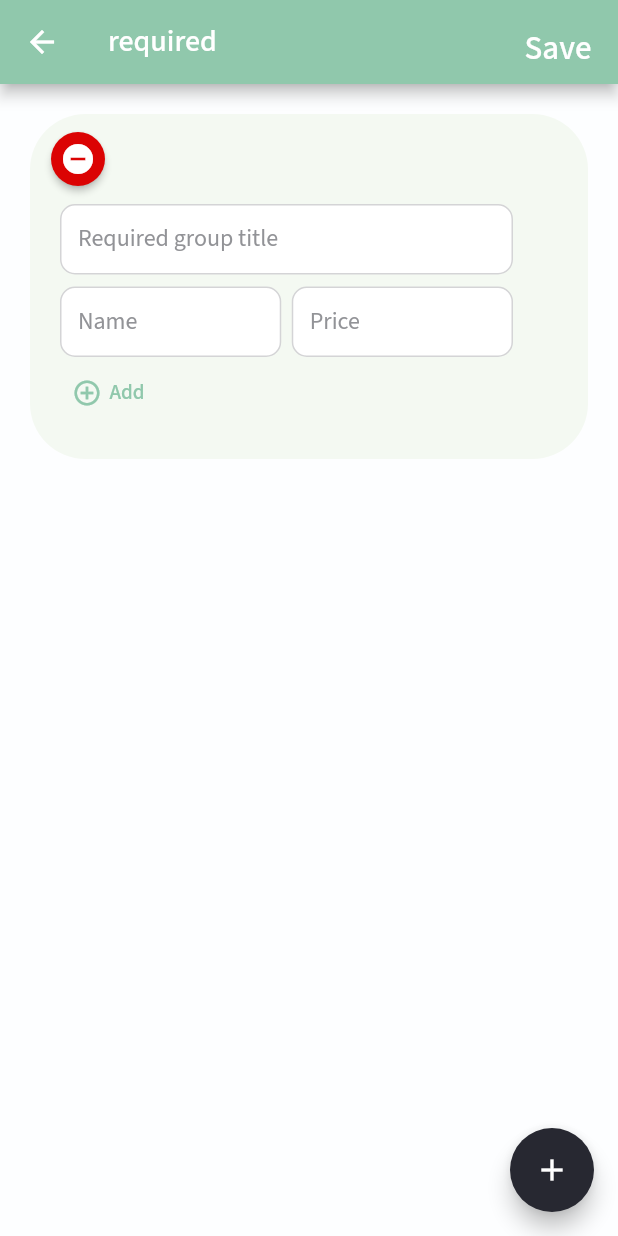
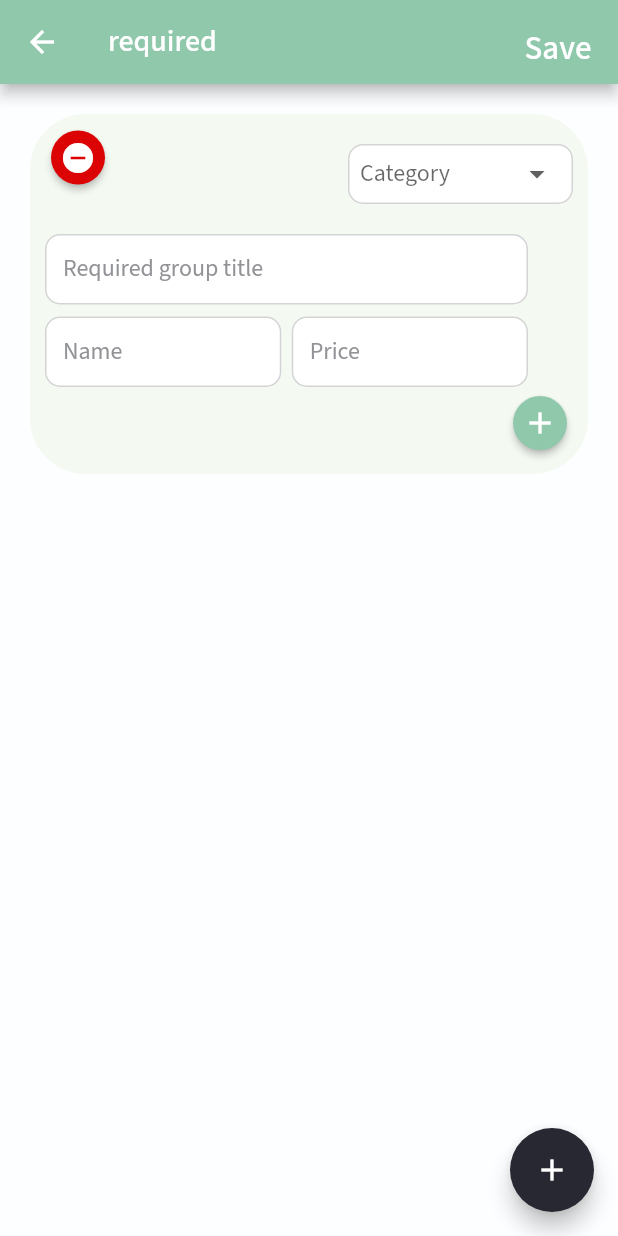
Before and after one commit to kawad852/bright_life_providers, a Flutter app: the RequiredGroupsScreen screen opened directly, after a tap on the "add" icon, on a phone screen of 412 x 824 dp. Run offline on Flutter 3.47's test engine with Material 2 defaults, Android fonts, the phone set to English and light mode, and no system bars; our stand-ins replace cached_network_image, cloud_firestore, dropdown_button2, firebase_core, firebase_ui_firestore, flutter_rating_bar and 8 more; missing offline and left inert: flutter_overlay_loader, flutterfire_ui; accounts and stored records are empty.

Commit message:
create product fix 4

```diff
--- a/lib/controllers/required_groups_ctrl.dart
+++ b/lib/controllers/required_groups_ctrl.dart
@@ -1,20 +1,19 @@
 import 'package:bright_life_providers/models/items_model.dart';
-import 'package:bright_life_providers/ui/screens/add_product/widgets/product_bubble.dart';
+import 'package:bright_life_providers/ui/screens/add_product/widgets/required_product_bubble.dart';
 import 'package:flutter/material.dart';
 import 'package:get/get.dart';
 
 class RequiredGroupsCtrl extends GetxController {
   static RequiredGroupsCtrl get find => Get.find();
 
-  final bubbleKeys = <GlobalKey<ProductBubbleState>>[];
-  final titleControllers = <TextEditingController>[];
+  final bubbleKeys = <GlobalKey<RequiredProductBubbleState>>[];
 
   final groups = <ItemsModel>[].obs;
   List<int> indexes = [];
+  List<int> numbers = [];
 
   void addGroup() {
     bubbleKeys.add(GlobalKey());
-    titleControllers.add(TextEditingController());
     groups.add(
       ItemsModel(
         name: null,
@@ -27,7 +26,6 @@ class RequiredGroupsCtrl extends GetxController {
 
   void removeGroup(int index) {
     bubbleKeys.removeAt(index);
-    titleControllers.removeAt(index);
     groups.removeAt(index);
     update();
   }
@@ -35,7 +33,6 @@ class RequiredGroupsCtrl extends GetxController {
   void removeNonValidGroup() {
     for (var index in indexes) {
       bubbleKeys.removeAt(index);
-      titleControllers.removeAt(index);
       groups.removeAt(index);
     }
     // groups.removeWhere((element) => element.name == null || element.items!.any((element) => element.name == null || element.price == null));
@@ -59,14 +56,23 @@ class RequiredGroupsCtrl extends GetxController {
 
   void validate({
     required Function validAction,
-    required Function nonValidAction,
+    required Function? nonValidAction,
   }) {
     indexes = [];
     bool isValid = true;
+    bool boxValidation = true;
     for (var element in bubbleKeys) {
       final index = bubbleKeys.indexOf(element);
       var bubbleValidation = element.currentState!.formKey.currentState!.validate();
-      var boxValidation = element.currentState!.boxStateKeys.currentState!.formKey.currentState!.validate();
+      for (var data in element.currentState!.requiredBoxState) {
+        final number = element.currentState!.requiredBoxState.indexOf(data);
+        var valid = data.currentState!.formKey.currentState!.validate();
+        if (!valid) {
+          boxValidation = false;
+          numbers.add(number);
+        }
+      }
+      // var boxValidation = element.currentState!.requiredBoxState.currentState!.formKey.currentState!.validate();
       if (!bubbleValidation || !boxValidation) {
         isValid = false;
         indexes.add(index);
@@ -75,6 +81,7 @@ class RequiredGroupsCtrl extends GetxController {
     if (isValid) {
       validAction();
     } else {
+      if (nonValidAction == null) return;
       nonValidAction();
     }
   }
--- a/lib/translation/arabic.dart
+++ b/lib/translation/arabic.dart
@@ -86,4 +86,5 @@ const Map<String, String> ar = {
   "Add required group items": "أضف أصناف مجموعة مطلوبة",
   "Changes saved": "تم حفظ التغييرات",
   "Save": "حفظ",
+  "Add": "إضافة",
 };
--- a/lib/translation/english.dart
+++ b/lib/translation/english.dart
@@ -87,4 +87,5 @@ const Map<String, String> en = {
   "Add required group items": "Add required group items",
   "Changes saved": "Changes saved",
   "Save": "Save",
+  "Add": "Add",
 };
--- a/lib/ui/screens/add_product/create_product_screen.dart
+++ b/lib/ui/screens/add_product/create_product_screen.dart
@@ -1,5 +1,5 @@
 import 'package:bright_life_providers/controllers/create_product_ctrl.dart';
-import 'package:bright_life_providers/ui/screens/add_product/groups_screen.dart';
+import 'package:bright_life_providers/ui/screens/add_product/required_groups_screen.dart';
 import 'package:bright_life_providers/ui/screens/add_product/widgets/category_drop_down.dart';
 import 'package:bright_life_providers/ui/screens/add_product/widgets/titled_field.dart';
 import 'package:bright_life_providers/ui/widgets/base_app_bar.dart';
--- a/lib/ui/screens/add_product/groups_screen.dart
+++ b/lib/ui/screens/add_product/required_groups_screen.dart
@@ -1,5 +1,5 @@
 import 'package:bright_life_providers/controllers/required_groups_ctrl.dart';
-import 'package:bright_life_providers/ui/screens/add_product/widgets/product_bubble.dart';
+import 'package:bright_life_providers/ui/screens/add_product/widgets/required_product_bubble.dart';
 import 'package:bright_life_providers/utils/base/colors.dart';
 import 'package:flutter/material.dart';
 import 'package:fluttertoast/fluttertoast.dart';
@@ -105,7 +105,7 @@ class _RequiredGroupsScreenState extends State<RequiredGroupsScreen> {
               itemCount: controller.groups.length,
               itemBuilder: (context, index) {
                 final data = controller.groups[index];
-                return ProductBubble(
+                return RequiredProductBubble(
                   key: controller.bubbleKeys[index],
                   index: index,
                   title: data.name,
--- a/lib/ui/screens/add_product/widgets/product_bubble.dart
+++ /dev/null
@@ -1,140 +0,0 @@
-import 'package:bright_life_providers/controllers/required_groups_ctrl.dart';
-import 'package:bright_life_providers/ui/screens/add_product/widgets/required_box.dart';
-import 'package:bright_life_providers/ui/widgets/custom_text_field.dart';
-import 'package:bright_life_providers/utils/app_constants.dart';
-import 'package:bright_life_providers/utils/base/colors.dart';
-import 'package:flutter/material.dart';
-import 'package:get/get.dart';
-
-class ProductBubble extends StatefulWidget {
-  final int index, length;
-  final String? title;
-
-  const ProductBubble({
-    Key? key,
-    required this.index,
-    required this.title,
-    required this.length,
-  }) : super(key: key);
-
-  @override
-  State<ProductBubble> createState() => ProductBubbleState();
-}
-
-class ProductBubbleState extends State<ProductBubble> {
-  late TextEditingController titleCtrl;
-  final GlobalKey<FormState> formKey = GlobalKey<FormState>();
-  GlobalKey<RequiredBoxState> boxStateKeys = GlobalKey();
-
-  String? validator(value) {
-    if (value!.isEmpty) {
-      return AppConstants.requiredField;
-    }
-    return null;
-  }
-
-  @override
-  void initState() {
-    titleCtrl = TextEditingController(text: widget.title);
-    super.initState();
-  }
-
-  @override
-  void dispose() {
-    titleCtrl.dispose();
-    super.dispose();
-  }
-
-  @override
-  Widget build(BuildContext context) {
-    return GetBuilder<RequiredGroupsCtrl>(
-      builder: (controller) {
-        return Form(
-          key: formKey,
-          child: Stack(
-            clipBehavior: Clip.none,
-            children: [
-              Container(
-                margin: const EdgeInsets.only(bottom: 20.0),
-                padding: const EdgeInsets.fromLTRB(20, 60, 20, 20),
-                decoration: BoxDecoration(
-                  color: MyColors.green9F2,
-                  borderRadius: BorderRadius.circular(37),
-                ),
-                child: Column(
-                  crossAxisAlignment: CrossAxisAlignment.start,
-                  children: [
-                    CustomTextField(
-                      controller: titleCtrl,
-                      padding: const EdgeInsetsDirectional.only(end: 30, start: 0),
-                      filled: true,
-                      hintText: 'Required group title',
-                      hintStyle: const TextStyle(color: MyColors.grey397, fontSize: 16),
-                      onChanged: (value) {
-                        controller.addTitle(value, widget.index);
-                      },
-                      validator: validator,
-                    ),
-                    const SizedBox(height: 8.0),
-                    ListView.separated(
-                      physics: const NeverScrollableScrollPhysics(),
-                      separatorBuilder: (context, number) => const SizedBox(height: 6.0),
-                      shrinkWrap: true,
-                      itemCount: controller.groups[widget.index].items!.length,
-                      itemBuilder: (context, number) {
-                        final data = controller.groups[widget.index].items![number];
-                        return RequiredBox(
-                          key: boxStateKeys,
-                          length: controller.groups[widget.index].items!.length,
-                          index: widget.index,
-                          number: number,
-                          title: data.name,
-                          price: data.price,
-                        );
-                      },
-                    ),
-                    Align(
-                      alignment: Alignment.centerLeft,
-                      child: TextButton(
-                        onPressed: () {
-                          // if (controller.boxStateKeys.any((element) => !element.currentState!.formKey.currentState!.validate())) return;
-                          // controller.addItem(widget.index);
-                        },
-                        child: Row(
-                          mainAxisSize: MainAxisSize.min,
-                          children: const [
-                            Icon(
-                              Icons.add_circle_outline,
-                              color: MyColors.primary,
-                              size: 20,
-                            ),
-                            SizedBox(width: 5),
-                            Text("Add"),
-                          ],
-                        ),
-                      ),
-                    ),
-                  ],
-                ),
-              ),
-              PositionedDirectional(
-                top: 6,
-                start: 0,
-                child: ElevatedButton(
-                  onPressed: () {
-                    controller.removeGroup(widget.index);
-                  },
-                  style: ElevatedButton.styleFrom(
-                    shape: const CircleBorder(),
-                    backgroundColor: MyColors.red303,
-                  ),
-                  child: const Icon(Icons.remove_circle),
-                ),
-              ),
-            ],
-          ),
-        );
-      },
-    );
-  }
-}
--- a/lib/ui/screens/add_product/widgets/required_box.dart
+++ b/lib/ui/screens/add_product/widgets/required_box.dart
@@ -9,6 +9,7 @@ class RequiredBox extends StatefulWidget {
   final int number, length, index;
   final String? title;
   final double? price;
+  final GlobalKey<RequiredBoxState> myKey;
 
   const RequiredBox({
     Key? key,
@@ -17,6 +18,7 @@ class RequiredBox extends StatefulWidget {
     required this.index,
     required this.title,
     required this.price,
+    required this.myKey,
   }) : super(key: key);
 
   @override
@@ -79,6 +81,7 @@ class RequiredBoxState extends State<RequiredBox> {
             child: GestureDetector(
               onTap: widget.length > 1
                   ? () {
+                      RequiredGroupsCtrl.find.bubbleKeys[widget.index].currentState!.requiredBoxState.removeAt(widget.number);
                       RequiredGroupsCtrl.find.removeItem(widget.index, widget.number);
                     }
                   : null,
--- /dev/null
+++ b/lib/ui/screens/add_product/widgets/required_product_bubble.dart
@@ -0,0 +1,185 @@
+import 'package:bright_life_providers/controllers/required_groups_ctrl.dart';
+import 'package:bright_life_providers/ui/screens/add_product/widgets/required_box.dart';
+import 'package:bright_life_providers/ui/widgets/custom_text_field.dart';
+import 'package:bright_life_providers/utils/app_constants.dart';
+import 'package:bright_life_providers/utils/base/colors.dart';
+import 'package:flutter/material.dart';
+import 'package:get/get.dart';
+
+class RequiredProductBubble extends StatefulWidget {
+  final int index, length;
+  final String? title;
+
+  const RequiredProductBubble({
+    Key? key,
+    required this.index,
+    required this.title,
+    required this.length,
+  }) : super(key: key);
+
+  @override
+  State<RequiredProductBubble> createState() => RequiredProductBubbleState();
+}
+
+class RequiredProductBubbleState extends State<RequiredProductBubble> {
+  late TextEditingController titleCtrl;
+  final GlobalKey<FormState> formKey = GlobalKey<FormState>();
+  // GlobalKey<RequiredBoxState> boxStateKeys = GlobalKey();
+  final requiredBoxState = <GlobalKey<RequiredBoxState>>[GlobalKey()];
+  List<String> options = <String>['One', 'Two'];
+  String? dropdownValue;
+
+  String? validator(value) {
+    if (value!.isEmpty) {
+      return AppConstants.requiredField;
+    }
+    return null;
+  }
+
+  @override
+  void initState() {
+    titleCtrl = TextEditingController(text: widget.title);
+    super.initState();
+  }
+
+  @override
+  void dispose() {
+    titleCtrl.dispose();
+    super.dispose();
+  }
+
+  @override
+  Widget build(BuildContext context) {
+    return GetBuilder<RequiredGroupsCtrl>(
+      builder: (controller) {
+        return Form(
+          key: formKey,
+          child: Container(
+            margin: const EdgeInsets.only(bottom: 20.0),
+            padding: const EdgeInsets.only(bottom: 10),
+            decoration: BoxDecoration(
+              color: MyColors.green9F2,
+              borderRadius: BorderRadius.circular(37),
+            ),
+            child: Column(
+              crossAxisAlignment: CrossAxisAlignment.start,
+              children: [
+                Row(
+                  crossAxisAlignment: CrossAxisAlignment.start,
+                  children: [
+                    Padding(
+                      padding: const EdgeInsets.only(top: 5.0),
+                      child: ElevatedButton(
+                        onPressed: () {
+                          controller.removeGroup(widget.index);
+                        },
+                        style: ElevatedButton.styleFrom(
+                          shape: const CircleBorder(),
+                          backgroundColor: MyColors.red303,
+                        ),
+                        child: const Icon(Icons.remove_circle),
+                      ),
+                    ),
+                    const Spacer(),
+                    Container(
+                      width: 150,
+                      margin: const EdgeInsetsDirectional.only(end: 10, top: 20),
+                      child: DropdownButtonFormField(
+                        validator: (value) {
+                          if (value == null) {
+                            return AppConstants.requiredField;
+                          }
+                          return null;
+                        },
+                        value: dropdownValue,
+                        items: options.map<DropdownMenuItem<String>>((String value) {
+                          return DropdownMenuItem<String>(
+                            value: value,
+                            child: Text(value),
+                          );
+                        }).toList(),
+                        onChanged: (String? value) {
+                          setState(() {
+                            dropdownValue = value!;
+                          });
+                        },
+                        decoration: InputDecoration(
+                          contentPadding: const EdgeInsets.all(8.0),
+                          hintText: 'Category'.tr,
+                          isDense: true,
+                          filled: true,
+                          fillColor: Colors.white,
+                          enabledBorder: OutlineInputBorder(
+                            borderRadius: BorderRadius.circular(10),
+                            borderSide: const BorderSide(color: MyColors.textFormFieldBorder),
+                          ),
+                          focusedBorder: OutlineInputBorder(
+                            borderRadius: BorderRadius.circular(10),
+                            borderSide: const BorderSide(color: MyColors.textFormFieldBorder),
+                          ),
+                          errorBorder: OutlineInputBorder(
+                            borderRadius: BorderRadius.circular(10),
+                            borderSide: const BorderSide(color: MyColors.red868),
+                          ),
+                          focusedErrorBorder: OutlineInputBorder(
+                            borderRadius: BorderRadius.circular(10),
+                            borderSide: const BorderSide(color: MyColors.red868),
+                          ),
+                          errorStyle: const TextStyle(color: MyColors.red868),
+                        ),
+                      ),
+                    ),
+                  ],
+                ),
+                const SizedBox(height: 20),
+                CustomTextField(
+                  controller: titleCtrl,
+                  padding: const EdgeInsetsDirectional.only(start: 10, end: 40),
+                  filled: true,
+                  hintText: 'Required group title',
+                  hintStyle: const TextStyle(color: MyColors.grey397, fontSize: 16),
+                  onChanged: (value) {
+                    controller.addTitle(value, widget.index);
+                  },
+                  validator: validator,
+                ),
+                const SizedBox(height: 8.0),
+                ListView.separated(
+                  padding: const EdgeInsets.symmetric(horizontal: 10),
+                  physics: const NeverScrollableScrollPhysics(),
+                  separatorBuilder: (context, number) => const SizedBox(height: 6.0),
+                  shrinkWrap: true,
+                  itemCount: controller.groups[widget.index].items!.length,
+                  itemBuilder: (context, number) {
+                    final data = controller.groups[widget.index].items![number];
+                    return RequiredBox(
+                      key: requiredBoxState[number],
+                      length: controller.groups[widget.index].items!.length,
+                      index: widget.index,
+                      number: number,
+                      title: data.name,
+                      price: data.price,
+                      myKey: requiredBoxState[number],
+                    );
+                  },
+                ),
+                Align(
+                  alignment: AlignmentDirectional.centerEnd,
+                  child: ElevatedButton(
+                    style: ElevatedButton.styleFrom(
+                      shape: const CircleBorder(),
+                    ),
+                    onPressed: () {},
+                    child: Icon(
+                      Icons.add,
+                    ),
+                  ),
+                ),
+              ],
+            ),
+          ),
+        );
+      },
+    );
+  }
+}
```
